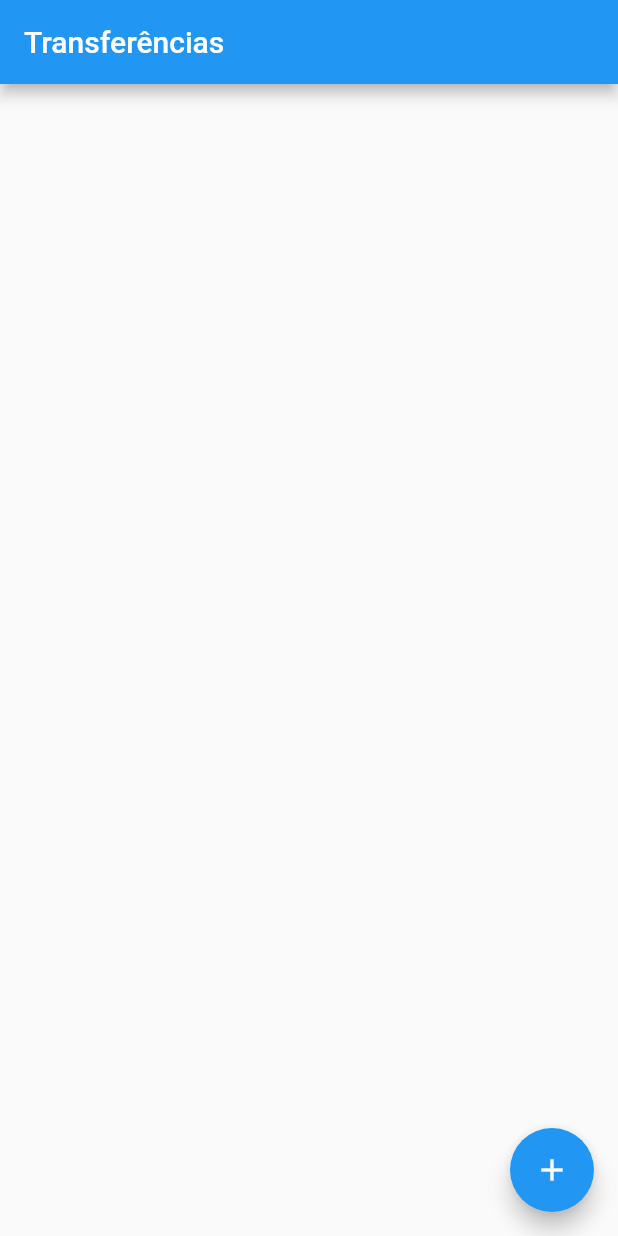
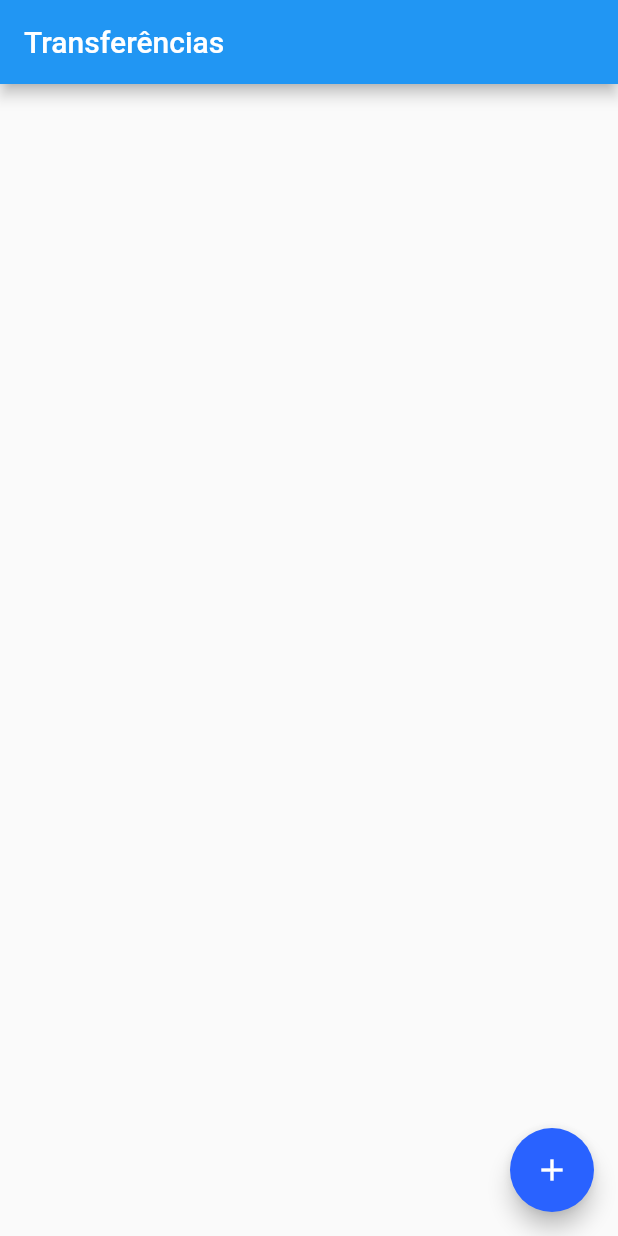
Before and after one commit to ArthurProenca/ByteBank-Flutter, a Flutter app: the screen it shows after launch, on a phone screen of 412 x 824 dp. Run offline on Flutter 3.47's test engine with Material 2 defaults, Android fonts, the phone set to English and light mode, and no system bars.

Commit message:
Temas! Pré refatoração.

```diff
--- a/lib/main.dart
+++ b/lib/main.dart
@@ -9,9 +9,15 @@ class ByteBankApp extends StatelessWidget {
   @override
   Widget build(BuildContext context) {
     return MaterialApp(
-      home: Scaffold(
-        body: ListaTransferencia(),
+      theme: ThemeData(
+        primaryColor: Colors.green[900],
+        accentColor: Colors.blueAccent[700],
+        buttonTheme: ButtonThemeData(
+          buttonColor: Colors.blueAccent[700],
+          textTheme: ButtonTextTheme.accent,
+        ),
       ),
+      home: ListaTransferencia(),
     );
   }
 }
```
